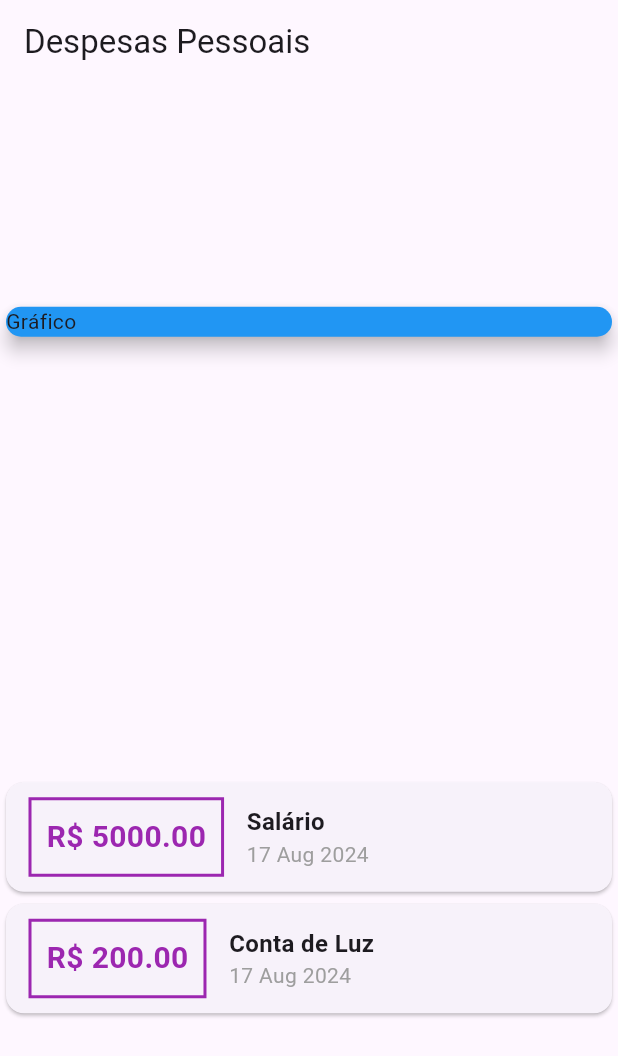
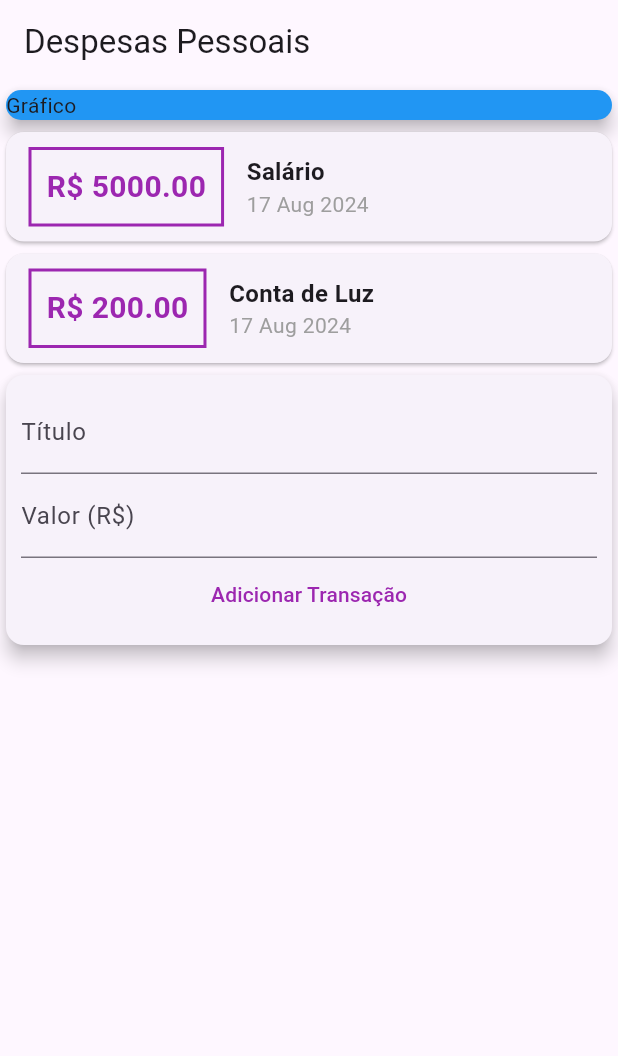
Before and after one commit to jonatasvenancio167/expense_app, a Flutter app: the screen it shows after launch, on a phone screen of 412 x 824 dp. Shown: the top 1056 px of the screen. Run offline on Flutter 3.47's test engine with Material 3 defaults, Android fonts, the phone set to English and light mode, and no system bars.

```diff
--- a/lib/main.dart
+++ b/lib/main.dart
@@ -14,6 +14,9 @@ class ExpenseApp extends StatelessWidget {
 }
 
 class MyHomePage extends StatelessWidget {
+  final titleController = TextEditingController();
+  final valueController = TextEditingController();
+
   final _transactions = [
     Transaction(
       id: 't1',
@@ -35,7 +38,6 @@ class MyHomePage extends StatelessWidget {
           title: Text('Despesas Pessoais'),
         ),
         body: Column(
-            mainAxisAlignment: MainAxisAlignment.spaceAround,
             crossAxisAlignment: CrossAxisAlignment.stretch,
             children: <Widget>[
               Container(
@@ -90,7 +92,39 @@ class MyHomePage extends StatelessWidget {
                       ],
                     ),
                   );
-              }).toList()),
+                }).toList(),
+              ),
+              Card(
+                  elevation: 5,
+                  child: Padding(
+                    padding: const EdgeInsets.all(10),
+                    child: Column(
+                      children: <Widget>[
+                        TextField(
+                          controller: titleController,
+                          decoration: const InputDecoration(
+                            labelText: 'Título',
+                          ),
+                        ),
+                        TextField(
+                          controller: valueController,
+                          decoration: const InputDecoration(
+                            labelText: 'Valor (R\$)',
+                          ),
+                        ),
+                        TextButton(
+                          onPressed: () {
+                            print(titleController.text);
+                            print(valueController.text);
+                          },
+                          style: TextButton.styleFrom(
+                            foregroundColor: Colors.purple,
+                          ),
+                          child: const Text('Adicionar Transação'),
+                        )
+                      ],
+                    ),
+                  ))
             ]));
   }
 }
```
Lines whose indentation alone changed are shown as unchanged.
